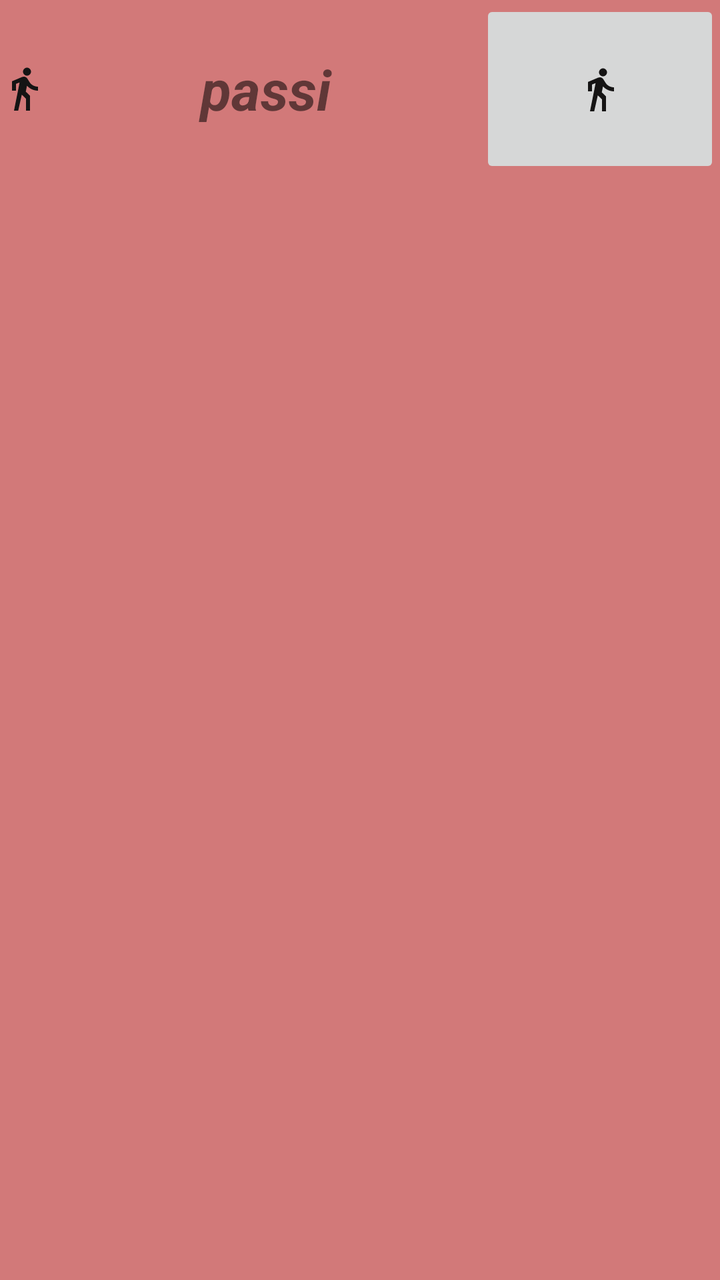
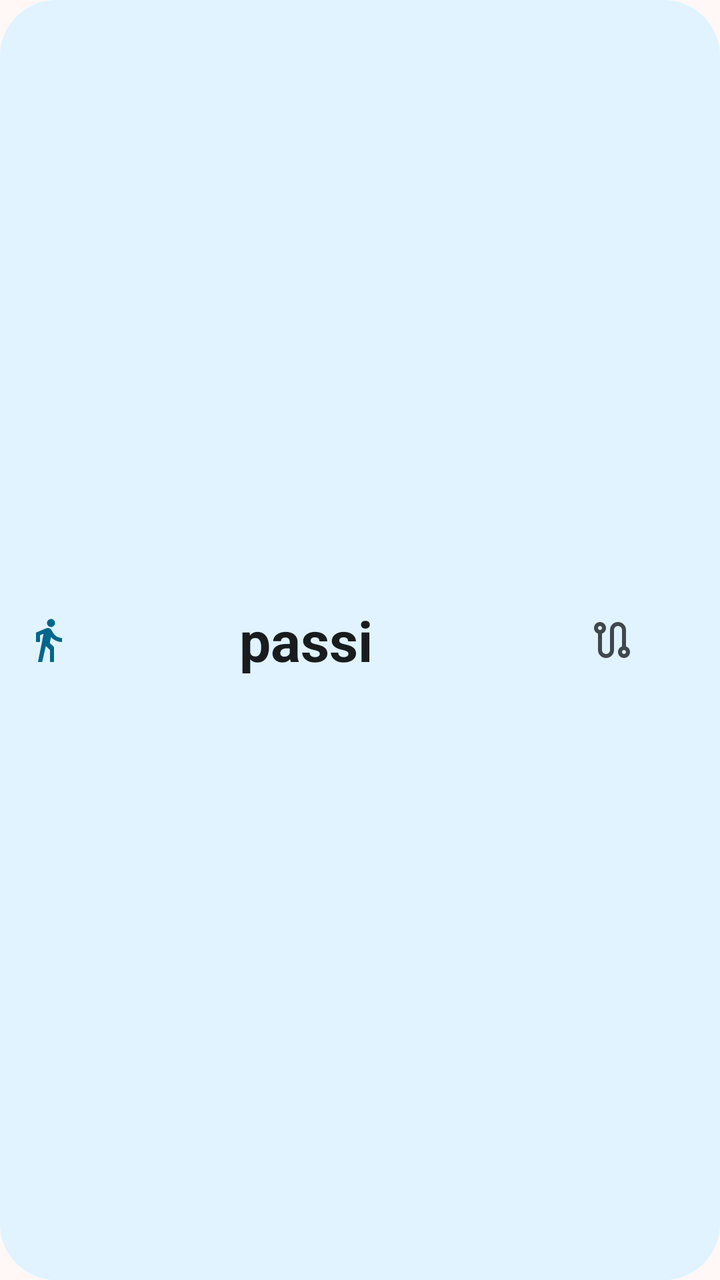

Before-and-after screenshots of an Android layout around one commit, followed by the original layout XML and the change that was made.
<!-- AndroidManifest.xml: application theme Theme.Passi -->
<!-- res/layout/widget_layout_small1.xml -->
<?xml version="1.0" encoding="utf-8"?>
<LinearLayout xmlns:android="http://schemas.android.com/apk/res/android"
    android:layout_width="match_parent"
    android:layout_height="match_parent"
    android:background="@color/light_black">

    <TextView
        android:id="@+id/textView"
        android:layout_width="0dp"
        android:layout_height="89dp"
        android:layout_weight="2"
        android:contentDescription="@string/appwidget_text"
        android:drawableLeft="@drawable/walk_black"
        android:drawablePadding="2dp"
        android:gravity="center"
        android:text="@string/passi"
        android:textAlignment="center"
        android:textSize="@dimen/text_size_widget_headline"
        android:textStyle="bold|italic" />
    <TextView
        android:id="@+id/km"
        android:layout_width="0dp"
        android:layout_height="89dp"
        android:layout_weight="2"
        android:contentDescription="@string/appwidget_text"
        android:drawableLeft="@drawable/walk_black"
        android:drawablePadding="2dp"
        android:gravity="center"
        android:text="@string/passi"
        android:textAlignment="center"
        android:textSize="@dimen/text_size_widget_headline"
        android:textStyle="bold|italic"
        android:visibility="gone"/>

    <ImageButton
        android:id="@+id/widgetButtonPassi"
        android:layout_width="0dp"
        android:layout_height="89dp"
        android:layout_weight="1"
        android:src="@drawable/walk_black"
        android:visibility="gone"/>

    <ImageButton
        android:id="@+id/widgetButtonKm"
        android:layout_width="0dp"
        android:layout_height="89dp"
        android:layout_weight="1"
        android:src="@drawable/walk_black" />

</LinearLayout>
<!-- resources referenced by this layout -->
<resources>
  <color name="light_black">#d27979</color>
  <style name="Theme.Passi" parent="Theme.MaterialComponents.DayNight.DarkActionBar">
          
          <item name="colorPrimary">@color/orange_500</item>
          <item name="colorPrimaryVariant">@color/orange_700</item>
          <item name="colorOnPrimary">@color/white</item>
          
          <item name="colorSecondary">@color/grey_300</item>
          <item name="colorSecondaryVariant">@color/grey_100</item>
          <item name="colorOnSecondary">@color/black</item>
          
          <item name="android:statusBarColor">?attr/colorPrimaryVariant</item>
          
      </style>
  <color name="orange_500">#FFFF7724</color>
  <color name="orange_700">#FFE64E1B</color>
  <color name="white">#FFFFFFFF</color>
  <color name="grey_300">#FFE5E5E5</color>
  <color name="grey_100">#FFF6F6F6</color>
  <color name="black">#FF111111</color>
  <!-- unchanged entries left out for length: 4 -->
</resources>

<!-- the commit's change to res/layout/widget_layout_small1.xml (unified diff, before → after) -->
@@ -1,50 +1,66 @@
 <?xml version="1.0" encoding="utf-8"?>
 <LinearLayout xmlns:android="http://schemas.android.com/apk/res/android"
+    xmlns:tools="http://schemas.android.com/tools"
     android:layout_width="match_parent"
     android:layout_height="match_parent"
-    android:background="@color/light_black">
+    android:background="@drawable/widget_background"
+    android:gravity="center_vertical"
+    android:padding="@dimen/widget_padding">
 
     <TextView
         android:id="@+id/textView"
         android:layout_width="0dp"
-        android:layout_height="89dp"
-        android:layout_weight="2"
+        android:layout_height="wrap_content"
+        android:layout_weight="3"
         android:contentDescription="@string/appwidget_text"
         android:drawableLeft="@drawable/walk_black"
-        android:drawablePadding="2dp"
+        android:drawablePadding="6dp"
+        android:drawableTint="@color/widget_accent"
         android:gravity="center"
         android:text="@string/passi"
         android:textAlignment="center"
+        android:textColor="@color/widget_on_background"
         android:textSize="@dimen/text_size_widget_headline"
-        android:textStyle="bold|italic" />
+        android:textStyle="bold" />
+
     <TextView
         android:id="@+id/km"
         android:layout_width="0dp"
-        android:layout_height="89dp"
-        android:layout_weight="2"
+        android:layout_height="wrap_content"
+        android:layout_weight="3"
         android:contentDescription="@string/appwidget_text"
-        android:drawableLeft="@drawable/walk_black"
-        android:drawablePadding="2dp"
+        android:drawableLeft="@drawable/route"
+        android:drawablePadding="6dp"
         android:gravity="center"
-        android:text="@string/passi"
+        android:text="@string/kmEtichetta"
         android:textAlignment="center"
+        android:textColor="@color/widget_on_background"
         android:textSize="@dimen/text_size_widget_headline"
-        android:textStyle="bold|italic"
-        android:visibility="gone"/>
+        android:textStyle="bold"
+        android:visibility="gone" />
 
+    
     <ImageButton
         android:id="@+id/widgetButtonPassi"
         android:layout_width="0dp"
-        android:layout_height="89dp"
+        android:layout_height="48dp"
         android:layout_weight="1"
+        android:background="@android:color/transparent"
+        android:contentDescription="@string/widget_button_action"
         android:src="@drawable/walk_black"
-        android:visibility="gone"/>
+        android:tint="@color/widget_on_background_variant"
+        android:visibility="gone"
+        tools:ignore="UseAppTint" />
 
     <ImageButton
         android:id="@+id/widgetButtonKm"
         android:layout_width="0dp"
-        android:layout_height="89dp"
+        android:layout_height="48dp"
         android:layout_weight="1"
-        android:src="@drawable/walk_black" />
+        android:background="@android:color/transparent"
+        android:contentDescription="@string/widget_button_action2"
+        android:src="@drawable/route_outline"
+        android:tint="@color/widget_on_background_variant"
+        tools:ignore="UseAppTint" />
 
 </LinearLayout>
<!-- resource entries referenced after the edit -->
@@ -1,25 +1,150 @@
 <!-- resources referenced by this layout -->
 <resources>
-  <color name="light_black">#d27979</color>
-  <style name="Theme.Passi" parent="Theme.MaterialComponents.DayNight.DarkActionBar">
+  <color name="widget_accent">#FFB3400A</color>
+  <color name="widget_on_background">#FF221A16</color>
+  <color name="widget_on_background_variant">#FF53433D</color>
+  <dimen name="widget_padding">12dp</dimen>
+  <!-- drawable route (drawable) -->
+  <vector android:height="24dp" android:tint="#FF967D"
+      android:viewportHeight="24" android:viewportWidth="24"
+      android:width="24dp" xmlns:android="http://schemas.android.com/apk/res/android">
+      <path android:fillAlpha="0.3"
+          android:fillColor="@android:color/white"
+          android:pathData="M6,6m-1,0a1,1 0,1 1,2 0a1,1 0,1 1,-2 0" android:strokeAlpha="0.3"/>
+      <path android:fillAlpha="0.3"
+          android:fillColor="@android:color/white"
+          android:pathData="M18,18m-1,0a1,1 0,1 1,2 0a1,1 0,1 1,-2 0" android:strokeAlpha="0.3"/>
+      <path android:fillColor="@android:color/white" android:pathData="M19,15.18V7c0,-2.21 -1.79,-4 -4,-4s-4,1.79 -4,4v10c0,1.1 -0.9,2 -2,2s-2,-0.9 -2,-2V8.82C8.16,8.4 9,7.3 9,6c0,-1.66 -1.34,-3 -3,-3S3,4.34 3,6c0,1.3 0.84,2.4 2,2.82V17c0,2.21 1.79,4 4,4s4,-1.79 4,-4V7c0,-1.1 0.9,-2 2,-2s2,0.9 2,2v8.18c-1.16,0.41 -2,1.51 -2,2.82c0,1.66 1.34,3 3,3s3,-1.34 3,-3C21,16.7 20.16,15.6 19,15.18zM6,7C5.45,7 5,6.55 5,6s0.45,-1 1,-1s1,0.45 1,1S6.55,7 6,7zM18,19c-0.55,0 -1,-0.45 -1,-1s0.45,-1 1,-1s1,0.45 1,1S18.55,19 18,19z"/>
+  </vector>
+  <!-- drawable route_outline (drawable) -->
+  <vector android:height="24dp" android:tint="#808080"
+      android:viewportHeight="24" android:viewportWidth="24"
+      android:width="24dp" xmlns:android="http://schemas.android.com/apk/res/android">
+      <path android:fillColor="@android:color/white" android:pathData="M19,15.18V7c0,-2.21 -1.79,-4 -4,-4s-4,1.79 -4,4v10c0,1.1 -0.9,2 -2,2s-2,-0.9 -2,-2V8.82C8.16,8.4 9,7.3 9,6c0,-1.66 -1.34,-3 -3,-3S3,4.34 3,6c0,1.3 0.84,2.4 2,2.82V17c0,2.21 1.79,4 4,4s4,-1.79 4,-4V7c0,-1.1 0.9,-2 2,-2s2,0.9 2,2v8.18c-1.16,0.41 -2,1.51 -2,2.82c0,1.66 1.34,3 3,3s3,-1.34 3,-3C21,16.7 20.16,15.6 19,15.18zM6,7C5.45,7 5,6.55 5,6s0.45,-1 1,-1s1,0.45 1,1S6.55,7 6,7zM18,19c-0.55,0 -1,-0.45 -1,-1s0.45,-1 1,-1s1,0.45 1,1S18.55,19 18,19z"/>
+  </vector>
+  <!-- drawable widget_background (drawable) -->
+  <?xml version="1.0" encoding="utf-8"?>
+  <shape xmlns:android="http://schemas.android.com/apk/res/android"
+      android:shape="rectangle">
+      <solid android:color="@color/widget_background" />
+      <corners android:radius="@dimen/widget_corner_radius" />
+  </shape>
+  <string name="kmEtichetta">0 km</string>
+  <string name="widget_button_action">widgetButtonPassi</string>
+  <string name="widget_button_action2">widgetButtonKm</string>
+  <style name="Theme.Passi" parent="Theme.Material3.DayNight.NoActionBar">
+  
+          <item name="colorPrimary">@color/md_primary</item>
+          <item name="colorOnPrimary">@color/md_on_primary</item>
+          <item name="colorPrimaryContainer">@color/md_primary_container</item>
+          <item name="colorOnPrimaryContainer">@color/md_on_primary_container</item>
+  
+          <item name="colorSecondary">@color/md_secondary</item>
+          <item name="colorOnSecondary">@color/md_on_secondary</item>
+          <item name="colorSecondaryContainer">@color/md_secondary_container</item>
+          <item name="colorOnSecondaryContainer">@color/md_on_secondary_container</item>
+  
+          <item name="colorTertiary">@color/md_tertiary</item>
+          <item name="colorOnTertiary">@color/md_on_tertiary</item>
+          <item name="colorTertiaryContainer">@color/md_tertiary_container</item>
+          <item name="colorOnTertiaryContainer">@color/md_on_tertiary_container</item>
+  
+          <item name="colorError">@color/md_error</item>
+          <item name="colorOnError">@color/md_on_error</item>
+          <item name="colorErrorContainer">@color/md_error_container</item>
+          <item name="colorOnErrorContainer">@color/md_on_error_container</item>
+  
+          <item name="android:colorBackground">@color/md_background</item>
+          <item name="colorOnBackground">@color/md_on_background</item>
+          <item name="colorSurface">@color/md_surface</item>
+          <item name="colorOnSurface">@color/md_on_surface</item>
+          <item name="colorSurfaceVariant">@color/md_surface_variant</item>
+          <item name="colorOnSurfaceVariant">@color/md_on_surface_variant</item>
+          <item name="colorSurfaceContainerLowest">@color/md_surface_container_lowest</item>
+          <item name="colorSurfaceContainerLow">@color/md_surface_container_low</item>
+          <item name="colorSurfaceContainer">@color/md_surface_container</item>
+          <item name="colorSurfaceContainerHigh">@color/md_surface_container_high</item>
+          <item name="colorSurfaceContainerHighest">@color/md_surface_container_highest</item>
+  
+          <item name="colorOutline">@color/md_outline</item>
+          <item name="colorOutlineVariant">@color/md_outline_variant</item>
+          <item name="colorSurfaceInverse">@color/md_inverse_surface</item>
+          <item name="colorOnSurfaceInverse">@color/md_inverse_on_surface</item>
+  
           
-          <item name="colorPrimary">@color/orange_500</item>
-          <item name="colorPrimaryVariant">@color/orange_700</item>
-          <item name="colorOnPrimary">@color/white</item>
+          <item name="android:statusBarColor">?android:attr/colorBackground</item>
+          <item name="android:navigationBarColor">?attr/colorSurfaceContainer</item>
+  
           
-          <item name="colorSecondary">@color/grey_300</item>
-          <item name="colorSecondaryVariant">@color/grey_100</item>
-          <item name="colorOnSecondary">@color/black</item>
-          
-          <item name="android:statusBarColor">?attr/colorPrimaryVariant</item>
-          
+          <item name="materialCardViewStyle">@style/PassiCard</item>
+          <item name="materialButtonStyle">@style/PassiButton</item>
+          <item name="materialSwitchStyle">@style/PassiSwitch</item>
+          <item name="bottomNavigationStyle">@style/PassiBottomNav</item>
+          <item name="toolbarStyle">@style/PassiToolbar</item>
       </style>
-  <color name="orange_500">#FFFF7724</color>
-  <color name="orange_700">#FFE64E1B</color>
-  <color name="white">#FFFFFFFF</color>
-  <color name="grey_300">#FFE5E5E5</color>
-  <color name="grey_100">#FFF6F6F6</color>
-  <color name="black">#FF111111</color>
+  <color name="widget_background">#FFFCEAE3</color>
+  <dimen name="widget_corner_radius">16dp</dimen>
+  <color name="md_primary">#FFB3400A</color>
+  <color name="md_on_primary">#FFFFFFFF</color>
+  <color name="md_primary_container">#FFFFDBCC</color>
+  <color name="md_on_primary_container">#FF3B0A00</color>
+  <color name="md_secondary">#FF77574A</color>
+  <color name="md_on_secondary">#FFFFFFFF</color>
+  <color name="md_secondary_container">#FFFFDBCC</color>
+  <color name="md_on_secondary_container">#FF2C160D</color>
+  <color name="md_tertiary">#FF6C5D2F</color>
+  <color name="md_on_tertiary">#FFFFFFFF</color>
+  <color name="md_tertiary_container">#FFF5E1A7</color>
+  <color name="md_on_tertiary_container">#FF241A00</color>
+  <color name="md_error">#FFBA1A1A</color>
+  <color name="md_on_error">#FFFFFFFF</color>
+  <color name="md_error_container">#FFFFDAD6</color>
+  <color name="md_on_error_container">#FF410002</color>
+  <color name="md_background">#FFFFF8F6</color>
+  <color name="md_on_background">#FF221A16</color>
+  <color name="md_surface">#FFFFF8F6</color>
+  <color name="md_on_surface">#FF221A16</color>
+  <color name="md_surface_variant">#FFF5DED5</color>
+  <color name="md_on_surface_variant">#FF53433D</color>
+  <color name="md_surface_container_lowest">#FFFFFFFF</color>
+  <color name="md_surface_container_low">#FFFFF1EB</color>
+  <color name="md_surface_container">#FFFCEAE3</color>
+  <color name="md_surface_container_high">#FFF7E4DD</color>
+  <color name="md_surface_container_highest">#FFF1DED7</color>
+  <color name="md_outline">#FF85736C</color>
+  <color name="md_outline_variant">#FFD8C2BA</color>
+  <color name="md_inverse_surface">#FF382E2A</color>
+  <color name="md_inverse_on_surface">#FFFFEDE7</color>
+  <style name="PassiCard" parent="Widget.Material3.CardView.Filled">
+          <item name="cardBackgroundColor">?attr/colorSurfaceContainer</item>
+          <item name="cardCornerRadius">@dimen/card_corner_radius</item>
+          <item name="cardElevation">0dp</item>
+          <item name="cardUseCompatPadding">false</item>
+      </style>
+  <style name="PassiButton" parent="Widget.Material3.Button">
+          <item name="android:textSize">@dimen/text_size_body</item>
+          <item name="android:minHeight">56dp</item>
+          <item name="android:paddingStart">@dimen/space_l</item>
+          <item name="android:paddingEnd">@dimen/space_l</item>
+          <item name="iconGravity">textEnd</item>
+      </style>
+  <style name="PassiSwitch" parent="Widget.Material3.CompoundButton.MaterialSwitch" />
+  <style name="PassiBottomNav" parent="Widget.Material3.BottomNavigationView">
+          <item name="android:background">?attr/colorSurfaceContainer</item>
+          <item name="labelVisibilityMode">labeled</item>
+      </style>
+  <style name="PassiToolbar" parent="Widget.Material3.Toolbar.OnSurface">
+          <item name="titleTextAppearance">@style/PassiToolbarTitle</item>
+          <item name="android:background">?android:attr/colorBackground</item>
+      </style>
+  <dimen name="card_corner_radius">20dp</dimen>
+  <dimen name="text_size_body">18sp</dimen>
+  <dimen name="space_l">24dp</dimen>
+  <style name="PassiToolbarTitle" parent="TextAppearance.Material3.TitleLarge">
+          <item name="android:textSize">@dimen/text_size_title</item>
+          <item name="android:textColor">?attr/colorOnBackground</item>
+      </style>
+  <dimen name="text_size_title">22sp</dimen>
   <!-- unchanged entries left out for length: 4 -->
 </resources>
 
